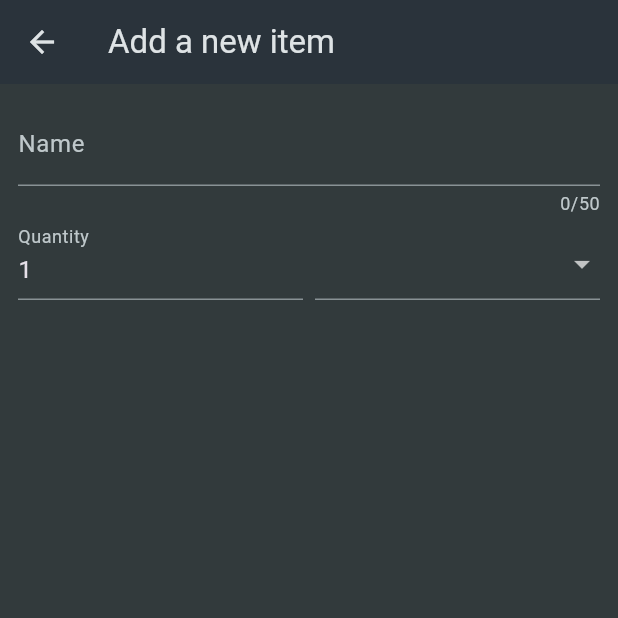
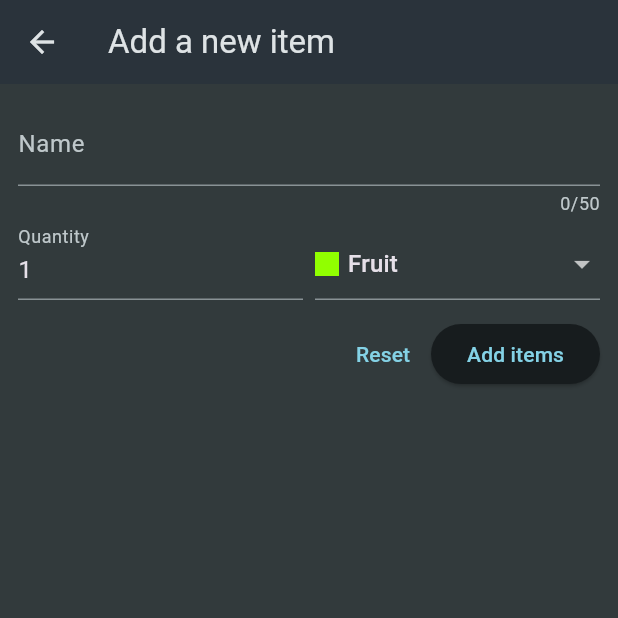
Before and after one commit to theDeveloper7-stack/App-Development, a Flutter app: the screen it shows after launch, after a tap on the "add" icon, on a phone screen of 412 x 824 dp, the top half of it. Run offline on Flutter 3.47's test engine with Material 3 defaults, Android fonts, the phone set to English and light mode, and no system bars.

Commit message:
adding new item using form, showing error messages and make items dismissable

```diff
--- a/lib/widgets/grocery_list.dart
+++ b/lib/widgets/grocery_list.dart
@@ -1,5 +1,6 @@
 import 'package:flutter/material.dart';
 import 'package:shopping_list/data/dummy_items.dart';
+import 'package:shopping_list/models/grocery_item.dart';
 import 'package:shopping_list/widgets/new_item.dart';
 
 class GroceryList extends StatefulWidget {
@@ -10,37 +11,61 @@
 }
 
 class _GroceryListState extends State<GroceryList> {
+  final List<GroceryItem> _groceryItems = [];
 
-  void _addItem(){
-    Navigator.of(context).push(
-        MaterialPageRoute(builder: (ctx) => NewItem()),
-      );
+  void _addItem() async {
+    final newItem = await Navigator.of(
+      context,
+    ).push<GroceryItem>(MaterialPageRoute(builder: (ctx) => NewItem()));
+
+    if (newItem == null) {
+      return;
+    }
+
+    setState(() {
+      _groceryItems.add(newItem);
+    });
   }
+
+  void _removeItem(GroceryItem item) {
+      setState(() {
+        _groceryItems.remove(item);
+      });
+    }
 
   @override
   Widget build(BuildContext context) {
+    Widget content = Center(
+      child: Text('No items are selecetd yet.', style: TextStyle(fontSize: 20)),
+    );
+
+    if (_groceryItems.isNotEmpty) {
+      content = ListView.builder(
+        itemCount: _groceryItems.length,
+        itemBuilder: (ctx, index) => Dismissible(
+          onDismissed: (direction) {
+            _removeItem(_groceryItems[index]);
+          },
+          key: ValueKey(_groceryItems[index].id),
+          child: ListTile(
+            title: Text(_groceryItems[index].name),
+            leading: Container(
+              width: 24,
+              height: 24,
+              color: _groceryItems[index].category.color,
+            ),
+            trailing: Text(_groceryItems[index].quantity.toString()),
+          ),
+        ),
+      );
+    }
+
     return Scaffold(
       appBar: AppBar(
         title: Text('Your Groceries'),
-        actions: [
-          IconButton(
-            onPressed: _addItem,
-            icon: Icon(Icons.add),
-          ),
-        ],
+        actions: [IconButton(onPressed: _addItem, icon: Icon(Icons.add))],
       ),
-      body: ListView.builder(
-        itemCount: groceryItems.length,
-        itemBuilder: (ctx, index) => ListTile(
-          title: Text(groceryItems[index].name),
-          leading: Container(
-            width: 24,
-            height: 24,
-            color: groceryItems[index].category.color,
-          ),
-          trailing: Text(groceryItems[index].quantity.toString()),
-        ),
-      ),
+      body: content,
     );
   }
 }
--- a/lib/widgets/new_item.dart
+++ b/lib/widgets/new_item.dart
@@ -1,6 +1,8 @@
 import 'package:flutter/material.dart';
 import 'package:shopping_list/data/categories.dart';
 import 'package:shopping_list/data/dummy_items.dart';
+import 'package:shopping_list/models/category.dart';
+import 'package:shopping_list/models/grocery_item.dart';
 
 class NewItem extends StatefulWidget {
   const NewItem({super.key});
@@ -12,22 +14,52 @@
 }
 
 class _NewItemState extends State<NewItem> {
+  final _formKey = GlobalKey<FormState>();
+  var _enteredName = '';
+  var _enteredQuantity = 1;
+  var _selectedCategory = categories[Categories.fruit]!;
+
+  void _saveItem() {
+    if (_formKey.currentState!.validate()) {
+      _formKey.currentState!.save();
+
+      Navigator.of(context).pop(
+        GroceryItem(id: DateTime.now().toString(),
+        name: _enteredName,
+        quantity: _enteredQuantity,
+        category: _selectedCategory)
+      );
+    }
+  }
+
   @override
   Widget build(BuildContext context) {
     return Scaffold(
       appBar: AppBar(title: Text('Add a new item')),
-      body: Padding(
+      body: SingleChildScrollView(
+        child: Padding(
           padding: EdgeInsets.all(12),
           child: Form(
+            key: _formKey,
             child: Column(
               children: [
                 TextFormField(
                   maxLength: 50,
-                decoration: InputDecoration(
-                  label: Text('Name'),
-                ),
-                validator: (Value) {
-                  return 'Demo...';
+                  decoration: InputDecoration(label: Text('Name')),
+                  validator: (value) {
+                    if (value == null ||
+                        value.isEmpty ||
+                        value.trim().length <= 1 ||
+                        value.trim().length > 50) {
+                      return 'Must be between 1 and 50 characters.';
+                    }
+                    return null;
+                  },
+                  onSaved: (value) {
+                    // if (value == null) {
+                    //   return;
+                    // }
+                    _enteredName = value!;
                   },
                 ),
                 Row(
@@ -35,15 +67,27 @@
                   children: [
                     Expanded(
                       child: TextFormField(
-                      decoration: InputDecoration(
-                        label: Text('Quantity'),
-                      ),
-                      initialValue: '1',
+                        decoration: InputDecoration(label: Text('Quantity')),
+                        keyboardType: TextInputType.number,
+                        initialValue: _enteredQuantity.toString(),
+                        validator: (value) {
+                          if (value == null ||
+                              value.isEmpty ||
+                              int.tryParse(value) == null ||
+                              int.tryParse(value)! <= 0) {
+                            return 'Must be a valid positive number.';
+                          }
+                          return null;
+                        },
+                        onSaved: (value) {
+                          _enteredQuantity = int.parse(value!);
+                        },
                       ),
                     ),
-                  const SizedBox(width: 8,),
+                    const SizedBox(width: 8),
                     Expanded(
                       child: DropdownButtonFormField(
+                        value: _selectedCategory,
                         items: [
                           for (final category in categories.entries)
                             DropdownMenuItem(
@@ -55,20 +99,39 @@
                                     height: 16,
                                     color: category.value.color,
                                   ),
-                                const SizedBox(width: 6,),
+                                  const SizedBox(width: 6),
                                   Text(category.value.title),
                                 ],
                               ),
                             ),
                         ],
                         onChanged: (value) {
-
+                          setState(() {
+                            _selectedCategory = value!;
+                          });
                         },
                       ),
                     ),
                   ],
-              )
+                ),
+                SizedBox(height: 12),
+                Row(
+                  mainAxisAlignment: MainAxisAlignment.end,
+                  children: [
+                    TextButton(
+                      onPressed: () {
+                        _formKey.currentState!.reset();
+                      },
+                      child: Text('Reset'),
+                    ),
+                    ElevatedButton(
+                      onPressed: _saveItem,
+                      child: Text('Add items'),
+                    ),
                   ],
+                ),
+              ],
+            ),
           ),
         ),
       ),
```
Lines whose indentation alone changed are shown as unchanged.
